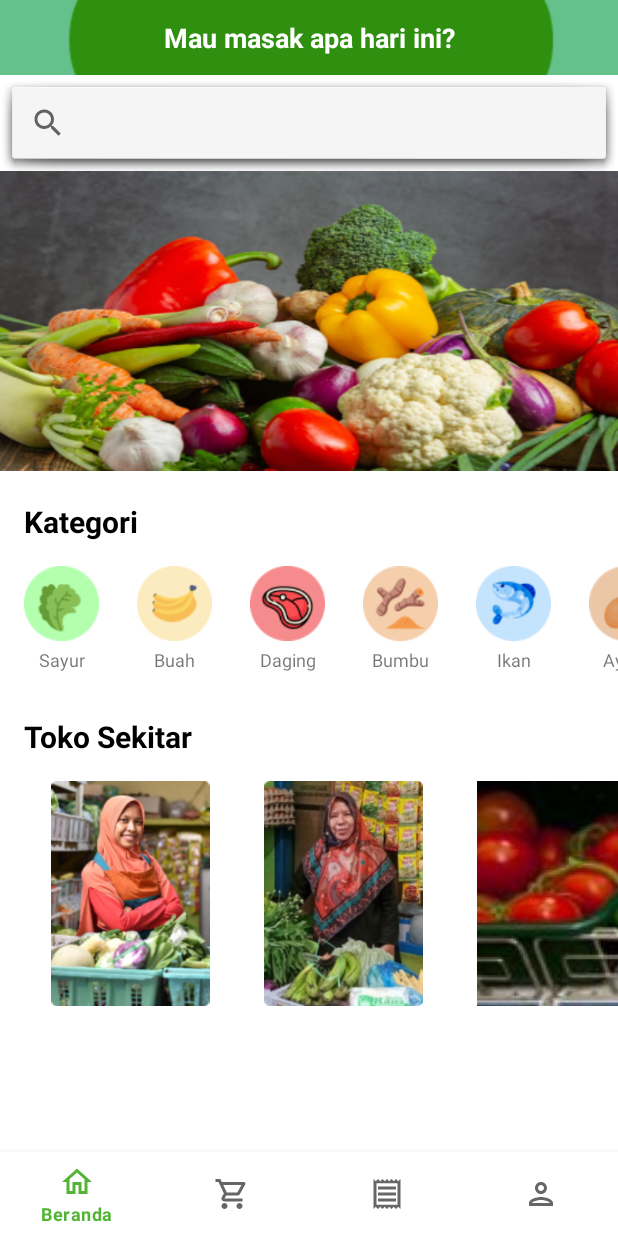
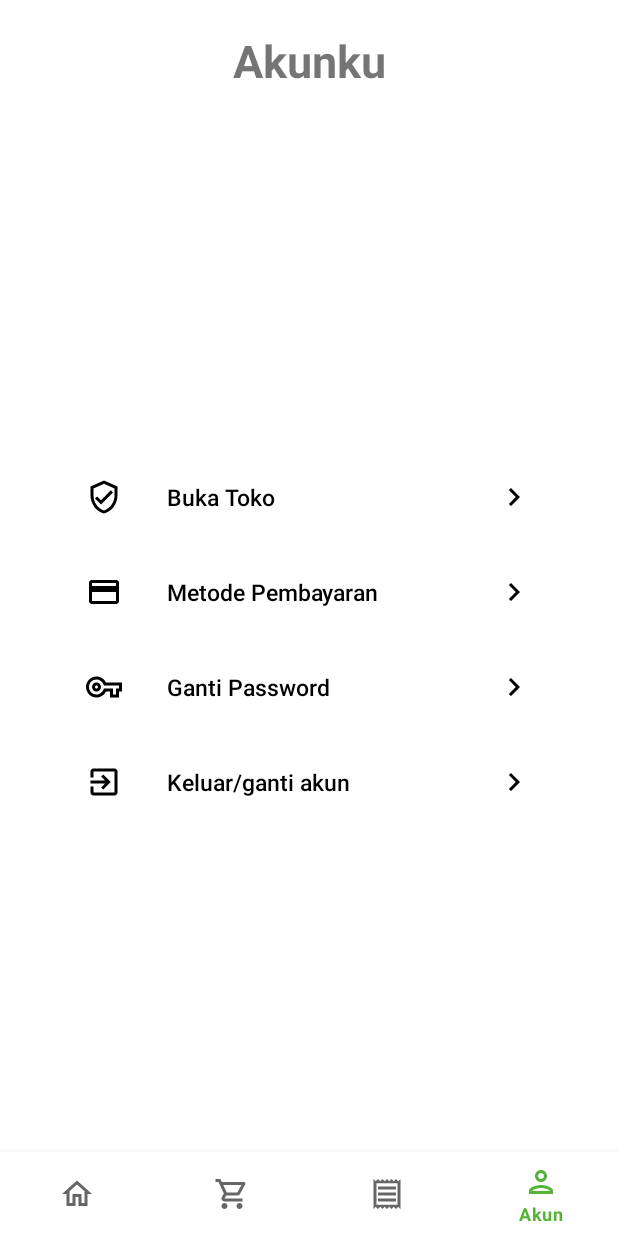
Before and after one commit to haniifac/CapstonePesaing_Revisited, an Android app: the HomeUserFragment screen opened directly, with no data from a screen before it, item 4 of the bottom bar chosen, on a phone screen of 412 x 824 dp. Run offline under Robolectric (Android 15) with nearby library versions, the light colour scheme and no system bars; our stand-ins replace Firebase (no records; nobody signed in at launch, a user with empty details on screens opened directly), navigation-ui.

Commit message:
profile and bottom navigation success

```diff
--- /dev/null
+++ b/app/src/main/java/com/haniifac/capstonepesaing_revisited/app/ui/account/AccountFragment.kt
@@ -0,0 +1,42 @@
+package com.haniifac.capstonepesaing_revisited.app.ui.account
+
+import android.os.Bundle
+import androidx.fragment.app.Fragment
+import android.view.LayoutInflater
+import android.view.View
+import android.view.ViewGroup
+import androidx.navigation.fragment.findNavController
+import com.google.firebase.auth.FirebaseAuth
+import com.haniifac.capstonepesaing_revisited.R
+import com.haniifac.capstonepesaing_revisited.databinding.FragmentAccountBinding
+import com.haniifac.capstonepesaing_revisited.databinding.FragmentHomeUserBinding
+
+class AccountFragment : Fragment() {
+    private lateinit var mAuth: FirebaseAuth
+    private var _binding : FragmentAccountBinding? = null
+    private val binding get() = _binding!!
+
+    override fun onCreateView(
+        inflater: LayoutInflater, container: ViewGroup?,
+        savedInstanceState: Bundle?
+    ): View? {
+        // Inflate the layout for this fragment
+        _binding = FragmentAccountBinding.inflate(inflater, container, false)
+        return binding.root
+    }
+
+    override fun onViewCreated(view: View, savedInstanceState: Bundle?) {
+        super.onViewCreated(view, savedInstanceState)
+        mAuth = FirebaseAuth.getInstance()
+
+        binding.btnLogoutProfile.setOnClickListener {
+            mAuth.signOut()
+            findNavController().navigate(R.id.action_accountFragment_to_loginFragment)
+        }
+    }
+
+    override fun onDestroy() {
+        super.onDestroy()
+        _binding = null
+    }
+}
--- a/app/src/main/java/com/haniifac/capstonepesaing_revisited/app/ui/home/HomeUserFragment.kt
+++ b/app/src/main/java/com/haniifac/capstonepesaing_revisited/app/ui/home/HomeUserFragment.kt
@@ -11,6 +11,7 @@ import android.widget.Toast
 import androidx.recyclerview.widget.GridLayoutManager
 import androidx.recyclerview.widget.LinearLayoutManager
 import androidx.recyclerview.widget.RecyclerView
+import com.google.android.material.bottomnavigation.BottomNavigationView
 import com.google.firebase.auth.FirebaseAuth
 import com.haniifac.capstonepesaing_revisited.R
 import com.haniifac.capstonepesaing_revisited.databinding.FragmentHomeUserBinding
@@ -50,6 +51,12 @@ class HomeUserFragment : Fragment() {
         rvTokoSekitar.setHasFixedSize(true)
         list2.addAll(listTokoSekitar)
         showRecyclerTokoSekitar()
+    }
+
+    override fun onResume() {
+        super.onResume()
+        val bottomNav = requireActivity().findViewById<BottomNavigationView>(R.id.bottom_nav)
+        bottomNav.visibility = View.VISIBLE
     }
 
     private val listCategory: ArrayList<Category>
--- a/app/src/main/java/com/haniifac/capstonepesaing_revisited/app/ui/landing/LandingFragment.kt
+++ b/app/src/main/java/com/haniifac/capstonepesaing_revisited/app/ui/landing/LandingFragment.kt
@@ -9,6 +9,7 @@ import android.view.ViewGroup
 import androidx.appcompat.app.AppCompatActivity
 import androidx.navigation.findNavController
 import androidx.navigation.fragment.findNavController
+import com.google.android.material.bottomnavigation.BottomNavigationView
 import com.google.firebase.auth.FirebaseAuth
 import com.haniifac.capstonepesaing_revisited.R
 import com.haniifac.capstonepesaing_revisited.databinding.FragmentLandingBinding
@@ -42,6 +43,12 @@ class LandingFragment : Fragment() {
         checkSession()
     }
 
+    override fun onResume() {
+        super.onResume()
+        val bottomNav = requireActivity().findViewById<BottomNavigationView>(R.id.bottom_nav)
+        bottomNav.visibility = View.GONE
+    }
+
     override fun onDestroy() {
         super.onDestroy()
         _binding = null
--- /dev/null
+++ b/app/src/main/res/drawable/ic_baseline_exit_to_app_24.xml
@@ -0,0 +1,5 @@
+<vector android:autoMirrored="true" android:height="24dp"
+    android:tint="#000000" android:viewportHeight="24"
+    android:viewportWidth="24" android:width="24dp" xmlns:android="http://schemas.android.com/apk/res/android">
+    <path android:fillColor="@android:color/white" android:pathData="M10.09,15.59L11.5,17l5,-5 -5,-5 -1.41,1.41L12.67,11H3v2h9.67l-2.58,2.59zM19,3H5c-1.11,0 -2,0.9 -2,2v4h2V5h14v14H5v-4H3v4c0,1.1 0.89,2 2,2h14c1.1,0 2,-0.9 2,-2V5c0,-1.1 -0.9,-2 -2,-2z"/>
+</vector>
--- /dev/null
+++ b/app/src/main/res/drawable/ic_baseline_keyboard_arrow_right_24.xml
@@ -0,0 +1,5 @@
+<vector android:autoMirrored="true" android:height="24dp"
+    android:tint="#000000" android:viewportHeight="24"
+    android:viewportWidth="24" android:width="24dp" xmlns:android="http://schemas.android.com/apk/res/android">
+    <path android:fillColor="@android:color/white" android:pathData="M8.59,16.59L13.17,12 8.59,7.41 10,6l6,6 -6,6 -1.41,-1.41z"/>
+</vector>
--- /dev/null
+++ b/app/src/main/res/drawable/ic_outline_credit_card_24.xml
@@ -0,0 +1,5 @@
+<vector android:height="24dp" android:tint="#000000"
+    android:viewportHeight="24" android:viewportWidth="24"
+    android:width="24dp" xmlns:android="http://schemas.android.com/apk/res/android">
+    <path android:fillColor="@android:color/white" android:pathData="M20,4L4,4c-1.11,0 -1.99,0.89 -1.99,2L2,18c0,1.11 0.89,2 2,2h16c1.11,0 2,-0.89 2,-2L22,6c0,-1.11 -0.89,-2 -2,-2zM20,18L4,18v-6h16v6zM20,8L4,8L4,6h16v2z"/>
+</vector>
--- /dev/null
+++ b/app/src/main/res/drawable/ic_outline_key_24.xml
@@ -0,0 +1,5 @@
+<vector android:height="24dp" android:tint="#000000"
+    android:viewportHeight="24" android:viewportWidth="24"
+    android:width="24dp" xmlns:android="http://schemas.android.com/apk/res/android">
+    <path android:fillColor="@android:color/white" android:pathData="M22,19h-6v-4h-2.68c-1.14,2.42 -3.6,4 -6.32,4 -3.86,0 -7,-3.14 -7,-7s3.14,-7 7,-7c2.72,0 5.17,1.58 6.32,4L24,9v6h-2v4zM18,17h2v-4h2v-2L11.94,11l-0.23,-0.67C11.01,8.34 9.11,7 7,7c-2.76,0 -5,2.24 -5,5s2.24,5 5,5c2.11,0 4.01,-1.34 4.71,-3.33l0.23,-0.67L18,13v4zM7,15c-1.65,0 -3,-1.35 -3,-3s1.35,-3 3,-3 3,1.35 3,3 -1.35,3 -3,3zM7,11c-0.55,0 -1,0.45 -1,1s0.45,1 1,1 1,-0.45 1,-1 -0.45,-1 -1,-1z"/>
+</vector>
--- /dev/null
+++ b/app/src/main/res/drawable/ic_outline_verified_user_24.xml
@@ -0,0 +1,5 @@
+<vector android:height="24dp" android:tint="#000000"
+    android:viewportHeight="24" android:viewportWidth="24"
+    android:width="24dp" xmlns:android="http://schemas.android.com/apk/res/android">
+    <path android:fillColor="@android:color/white" android:pathData="M12,1L3,5v6c0,5.55 3.84,10.74 9,12 5.16,-1.26 9,-6.45 9,-12L21,5l-9,-4zM19,11c0,4.52 -2.98,8.69 -7,9.93 -4.02,-1.24 -7,-5.41 -7,-9.93L5,6.3l7,-3.11 7,3.11L19,11zM7.41,11.59L6,13l4,4 8,-8 -1.41,-1.42L10,14.17z"/>
+</vector>
--- /dev/null
+++ b/app/src/main/res/layout/fragment_account.xml
@@ -0,0 +1,114 @@
+<?xml version="1.0" encoding="utf-8"?>
+<androidx.constraintlayout.widget.ConstraintLayout xmlns:android="http://schemas.android.com/apk/res/android"
+    xmlns:app="http://schemas.android.com/apk/res-auto"
+    xmlns:tools="http://schemas.android.com/tools"
+    android:layout_width="match_parent"
+    android:layout_height="match_parent"
+    tools:context=".app.ui.account.AccountFragment">
+
+    <TextView
+        android:id="@+id/tv_title_account"
+        android:layout_width="wrap_content"
+        android:layout_height="wrap_content"
+        android:layout_marginTop="20dp"
+        android:text="@string/account_title"
+        android:textSize="30sp"
+        android:textStyle="bold"
+        app:layout_constraintEnd_toEndOf="parent"
+        app:layout_constraintStart_toStartOf="parent"
+        app:layout_constraintTop_toTopOf="parent" />
+
+    <com.google.android.material.button.MaterialButton
+        style="?android:borderlessButtonStyle"
+        android:id="@+id/btn_open_store"
+        android:layout_width="0dp"
+        android:layout_height="wrap_content"
+        android:text="@string/open_store"
+        android:textColor="@color/black"
+        android:textAllCaps="false"
+        android:textSize="15sp"
+        android:textAlignment="textStart"
+        android:drawableLeft="@drawable/ic_outline_verified_user_24"
+        android:drawableRight="@drawable/ic_baseline_keyboard_arrow_right_24"
+        app:iconPadding="30dp"
+        app:layout_constraintEnd_toEndOf="@id/guideline_right"
+        app:layout_constraintStart_toStartOf="@id/guideline_left"
+        app:layout_constraintTop_toBottomOf="@id/guideline4"/>
+
+    <com.google.android.material.button.MaterialButton
+        style="?android:borderlessButtonStyle"
+        android:id="@+id/payment_method"
+        android:layout_width="0dp"
+        android:layout_height="wrap_content"
+        android:layout_marginTop="15dp"
+        android:drawableLeft="@drawable/ic_outline_credit_card_24"
+        android:drawableRight="@drawable/ic_baseline_keyboard_arrow_right_24"
+        android:text="@string/payment_method"
+        android:textAllCaps="false"
+        android:textColor="@color/black"
+        android:textSize="15sp"
+        android:textAlignment="textStart"
+        app:iconPadding="30dp"
+        app:layout_constraintEnd_toEndOf="@id/guideline_right"
+        app:layout_constraintStart_toStartOf="@id/guideline_left"
+        app:layout_constraintTop_toBottomOf="@id/btn_open_store" />
+
+    <com.google.android.material.button.MaterialButton
+        style="?android:borderlessButtonStyle"
+        android:id="@+id/btn_change_pass"
+        android:layout_width="0dp"
+        android:layout_height="wrap_content"
+        android:layout_marginTop="15dp"
+        android:text="@string/change_password"
+        android:textColor="@color/black"
+        android:textAllCaps="false"
+        android:textSize="15sp"
+        android:textAlignment="textStart"
+        app:iconPadding="30dp"
+        android:drawableLeft="@drawable/ic_outline_key_24"
+        android:drawableRight="@drawable/ic_baseline_keyboard_arrow_right_24"
+        app:layout_constraintEnd_toEndOf="@id/guideline_right"
+        app:layout_constraintStart_toStartOf="@id/guideline_left"
+        app:layout_constraintTop_toBottomOf="@id/payment_method" />
+
+    <com.google.android.material.button.MaterialButton
+        style="?android:borderlessButtonStyle"
+        android:id="@+id/btn_logout_profile"
+        android:layout_width="0dp"
+        android:layout_height="wrap_content"
+        android:layout_marginTop="15dp"
+        android:text="@string/logout_profile"
+        android:textColor="@color/black"
+        android:textAllCaps="false"
+        android:textSize="15sp"
+        android:textAlignment="textStart"
+        app:iconPadding="30dp"
+        android:drawableLeft="@drawable/ic_baseline_exit_to_app_24"
+        android:drawableRight="@drawable/ic_baseline_keyboard_arrow_right_24"
+        app:layout_constraintEnd_toEndOf="@id/guideline_right"
+        app:layout_constraintStart_toStartOf="@id/guideline_left"
+        app:layout_constraintTop_toBottomOf="@id/btn_change_pass" />
+
+    <androidx.constraintlayout.widget.Guideline
+        android:id="@+id/guideline4"
+        android:layout_width="wrap_content"
+        android:layout_height="wrap_content"
+        android:orientation="horizontal"
+        app:layout_constraintGuide_percent="0.4" />
+
+    <androidx.constraintlayout.widget.Guideline
+        android:id="@+id/guideline_left"
+        android:layout_width="wrap_content"
+        android:layout_height="wrap_content"
+        android:orientation="vertical"
+        app:layout_constraintGuide_percent="0.1" />
+
+    <androidx.constraintlayout.widget.Guideline
+        android:id="@+id/guideline_right"
+        android:layout_width="wrap_content"
+        android:layout_height="wrap_content"
+        android:orientation="vertical"
+        app:layout_constraintGuide_percent="0.9" />
+
+
+</androidx.constraintlayout.widget.ConstraintLayout>
--- a/app/src/main/res/menu/bottom_nav_menu.xml
+++ b/app/src/main/res/menu/bottom_nav_menu.xml
@@ -1,7 +1,7 @@
 <?xml version="1.0" encoding="utf-8"?>
 <menu xmlns:android="http://schemas.android.com/apk/res/android">
     <item
-        android:id="@+id/navigation_beranda"
+        android:id="@id/homeUserFragment"
         android:icon="@drawable/ic_outline_home_24"
         android:title="@string/title_home" />
     <item
@@ -13,7 +13,7 @@
         android:icon="@drawable/ic_outline_receipt_24"
         android:title="@string/title_history" />
     <item
-        android:id="@+id/navigation_account"
+        android:id="@id/accountFragment"
         android:icon="@drawable/ic_outline_person_24"
         android:title="@string/title_akun" />
 </menu>
--- a/app/src/main/res/navigation/main_navigation.xml
+++ b/app/src/main/res/navigation/main_navigation.xml
@@ -18,7 +18,9 @@
             app:destination="@id/registerFragment" />
         <action
             android:id="@+id/action_landingFragment_to_homeUserFragment"
-            app:destination="@id/homeUserFragment" />
+            app:destination="@id/homeUserFragment"
+            app:popUpTo="@id/landingFragment"
+            app:popUpToInclusive="true" />
     </fragment>
     <fragment
         android:id="@+id/loginFragment"
@@ -56,4 +58,15 @@
             android:id="@+id/action_finishRegisterFragment_to_loginFragment"
             app:destination="@id/loginFragment" />
     </fragment>
+    <fragment
+        android:id="@+id/accountFragment"
+        android:name="com.haniifac.capstonepesaing_revisited.app.ui.account.AccountFragment"
+        android:label="fragment_account"
+        tools:layout="@layout/fragment_account" >
+        <action
+            android:id="@+id/action_accountFragment_to_loginFragment"
+            app:destination="@id/loginFragment"
+            app:popUpTo="@id/homeUserFragment"
+            app:popUpToInclusive="true" />
+    </fragment>
 </navigation>
--- a/app/src/main/res/values/strings.xml
+++ b/app/src/main/res/values/strings.xml
@@ -48,4 +48,11 @@
     <string name="title_akun">Akun</string>
     <string name="title_cart">Keranjang</string>
     <string name="title_history">Sejarah</string>
+    <!-- TODO: Remove or change this placeholder text -->
+    <string name="hello_blank_fragment">Hello blank fragment</string>
+    <string name="account_title">Akunku</string>
+    <string name="open_store">Buka Toko</string>
+    <string name="payment_method">Metode Pembayaran</string>
+    <string name="change_password">Ganti Password</string>
+    <string name="logout_profile">Keluar/ganti akun</string>
 </resources>
```
